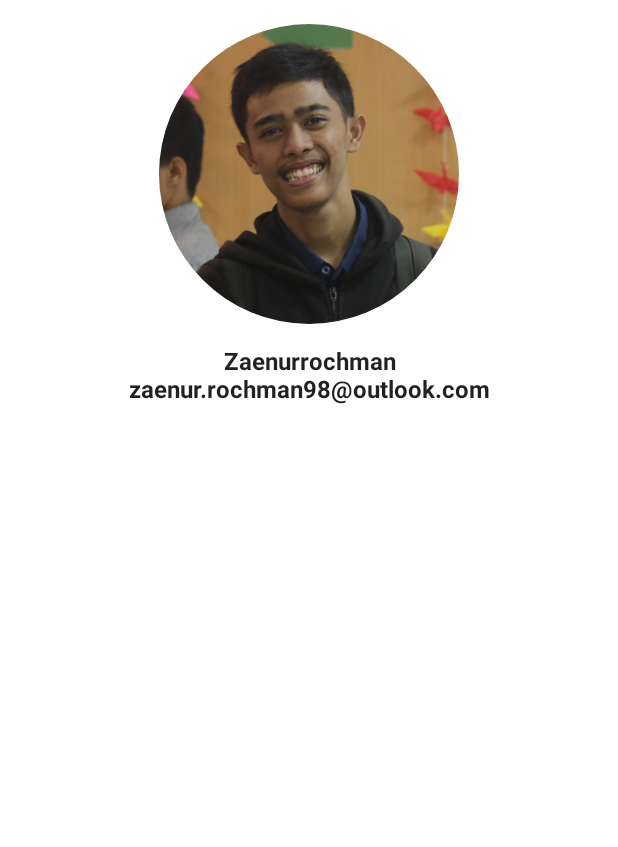
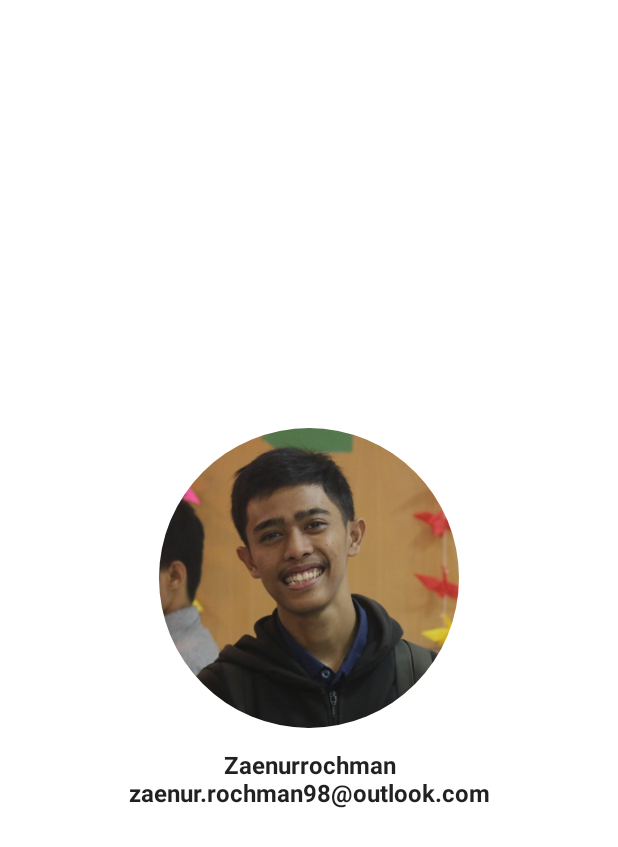
Before and after one commit to rochman25/dicoding-android-jetpack-submission, an Android app built with Jetpack Compose: the AboutScreen screen opened through its navigation route, on a phone screen of 412 x 824 dp. Shown: the top 847 px of the screen. Run offline under Robolectric (Android 15) with nearby library versions, the phone set to English and light mode, and no system bars; pictures from the network do not load.

Commit message:
remove unused import

```diff
--- a/app/src/main/java/dev/zaenur/jetpokemon/ui/screen/about/AboutScreen.kt
+++ b/app/src/main/java/dev/zaenur/jetpokemon/ui/screen/about/AboutScreen.kt
@@ -7,9 +7,7 @@ import androidx.compose.runtime.Composable
 import androidx.compose.ui.Alignment
 import androidx.compose.ui.Modifier
 import androidx.compose.ui.draw.clip
-import androidx.compose.ui.graphics.Color
 import androidx.compose.ui.layout.ContentScale
-import androidx.compose.ui.res.stringResource
 import androidx.compose.ui.text.font.FontWeight
 import androidx.compose.ui.text.style.TextAlign
 import androidx.compose.ui.tooling.preview.Devices
@@ -26,13 +24,12 @@ import dev.zaenur.jetpokemon.ui.theme.JetPokemonTheme
 fun AboutScreen(
     modifier: Modifier = Modifier
 ) {
-    AboutContent(modifier)
-//    Box(
-//        modifier = modifier.fillMaxSize(),
-//        contentAlignment = Alignment.Center,
-//    ) {
-//        Text(stringResource(R.string.about_screen))
-//    }
+    Box(
+        modifier = modifier.fillMaxSize(),
+        contentAlignment = Alignment.Center,
+    ) {
+        AboutContent(modifier)
+    }
 }
 
 @Composable
@@ -55,7 +52,6 @@ fun AboutContent(
             contentScale = ContentScale.Crop,
             modifier = Modifier
                 .padding(
-                    top = 16.dp,
                     bottom = 16.dp,
                 )
                 .size(200.dp)
```
